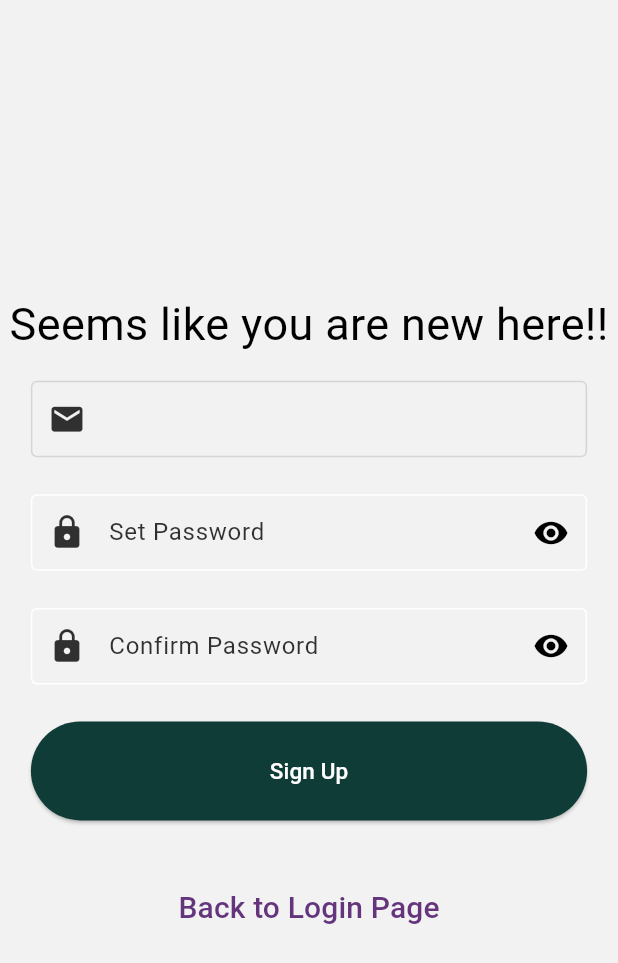
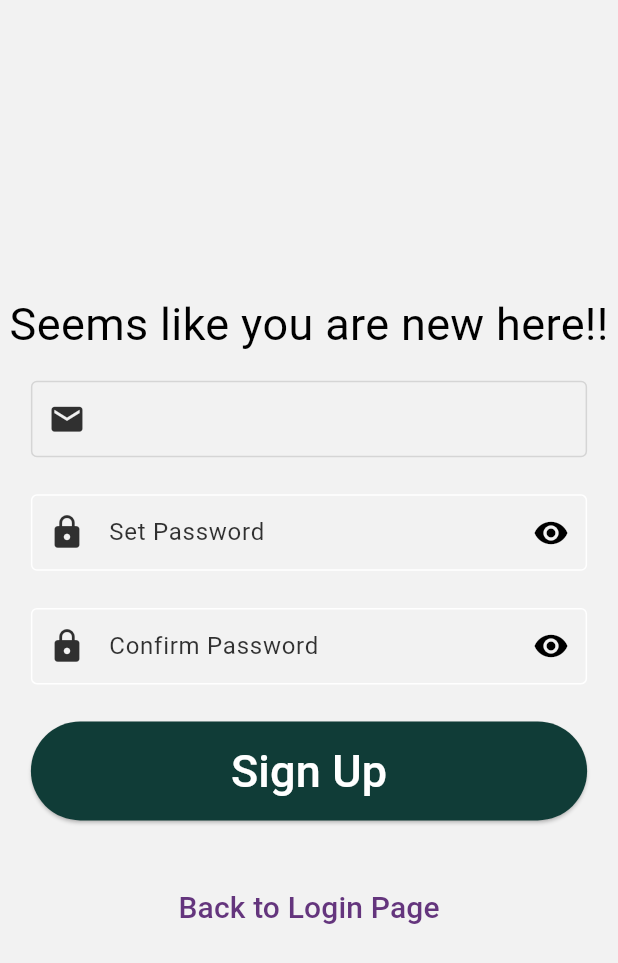
Before and after one commit to RohitBB3010/HackHive_CampusSync, a Flutter app: the screen it shows after launch, after a tap on "Submit", on a phone screen of 412 x 824 dp. Shown: the top 963 px of the screen. Run offline on Flutter 3.47's test engine with Material 3 defaults, Android fonts, the phone set to English and light mode, and no system bars; drawn by our look-alikes of auto_size_text; our stand-ins replace bloc, cloud_firestore, copy_with_extension, dropdown_button2, firebase_auth, firebase_core and 3 more; accounts and stored records are empty; Roboto replaces fonts that are missing (Euclid).

Commit message:
UI improved furtherr

```diff
--- a/lib/auth/forms/login_form.dart
+++ b/lib/auth/forms/login_form.dart
@@ -83,9 +83,9 @@ class LoginForm extends StatelessWidget {
               ),
               heightBetweenFields_1(context),
               CustomElevatedButton(
+                buttonHeight: MediaQuery.of(context).size.height * 0.06,
+                buttonWidth: MediaQuery.of(context).size.width * 0.8,
                 title: 'Submit',
-                icon: FontAwesomeIcons.check,
-                //color: ButtonThemeData,
                 onPressed: context.read<AuthCubit>().onClickSubmit,
               ),
             ],
--- a/lib/components/elevated_button.dart
+++ b/lib/components/elevated_button.dart
@@ -47,7 +47,8 @@ class CustomElevatedButton extends StatelessWidget {
             if (icon != null) widthBetweenFields_2(context),
             AutoSizeText(
               title,
-              style: const TextStyle(color: Colors.white, fontSize: 15),
+              maxLines: 1,
+              style: const TextStyle(color: Colors.white, fontSize: 30),
             ),
           ],
         ),
```
